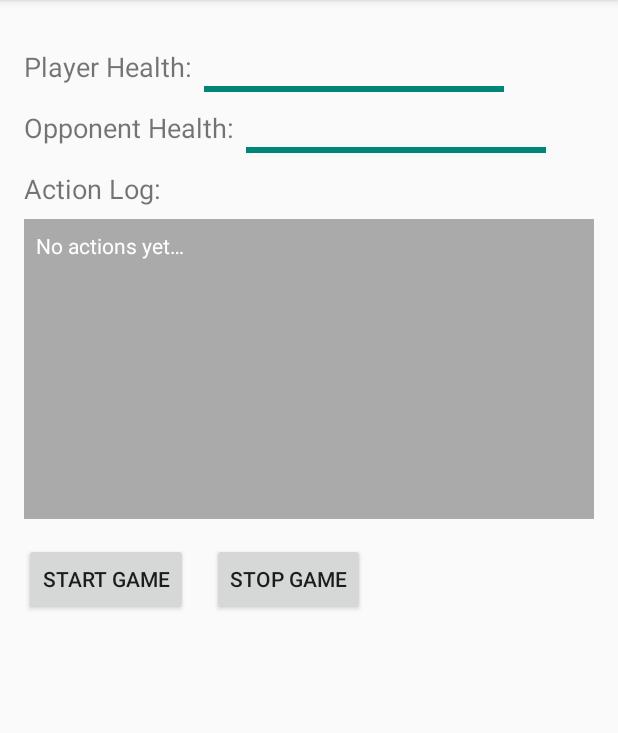
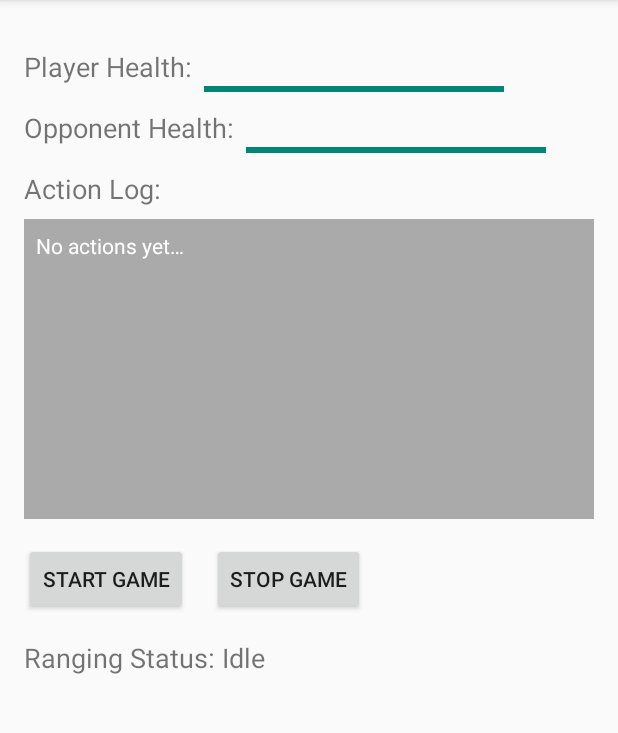
Before and after one commit to hyunjaemoon/uwb_sword_fighting_app, an Android app built with Jetpack Compose: the screen it shows after launch (MainActivity), on a phone screen of 412 x 824 dp, the part 84-817 px from its top. Run offline under Robolectric (Android 15) with nearby library versions, the phone set to English and light mode, and no system bars.

Commit message:
Connect startRangingSession and stopRangingSession with Buttons

```diff
--- a/app/src/main/java/com/example/uwb_sword_fighting_app/MainActivity.kt
+++ b/app/src/main/java/com/example/uwb_sword_fighting_app/MainActivity.kt
@@ -5,6 +5,8 @@ package com.example.uwb_sword_fighting_app
 import android.Manifest
 import android.content.pm.PackageManager
 import android.os.Bundle
+import android.widget.Button
+import android.widget.TextView
 import android.widget.Toast
 import androidx.appcompat.app.AppCompatActivity
 import androidx.core.app.ActivityCompat
@@ -15,9 +17,20 @@ class MainActivity : AppCompatActivity() {
     private lateinit var sensorManagerHelper: SensorManagerHelper
     private lateinit var networkingHelper: NetworkingHelper
     private lateinit var gameState: GameState
+    private lateinit var rangingStatusLabel: TextView
 
     companion object {
         const val PERMISSION_REQUEST_CODE = 100
+    }
+
+    fun updateRangingStatus(isRangingRunning: Boolean) {
+        runOnUiThread { // Update UI on the main thread
+            rangingStatusLabel.text = if (isRangingRunning) {
+                "Ranging Status: Active"
+            } else {
+                "Ranging Status: Idle"
+            }
+        }
     }
 
     override fun onCreate(savedInstanceState: Bundle?) {
@@ -54,10 +67,22 @@ class MainActivity : AppCompatActivity() {
         }
 
         // Start necessary services
-        uwbManagerHelper.startRangingSession()
-        sensorManagerHelper.registerSensors()
-        networkingHelper.startAdvertising()
-        networkingHelper.startDiscovery()
+        val startGameButton: Button = findViewById(R.id.startGameButton)
+        val stopGameButton: Button = findViewById(R.id.stopGameButton)
+        rangingStatusLabel = findViewById(R.id.rangingStatusLabel)
+
+        startGameButton.setOnClickListener{
+            uwbManagerHelper.startRangingSession()
+            sensorManagerHelper.registerSensors()
+            networkingHelper.startAdvertising()
+            networkingHelper.startDiscovery()
+        }
+
+        stopGameButton.setOnClickListener{
+            uwbManagerHelper.stopRangingSession()
+            sensorManagerHelper.unregisterSensors()
+            networkingHelper.stopAllConnections()
+        }
     }
 
     override fun onDestroy() {
--- a/app/src/main/res/layout/activity_main.xml
+++ b/app/src/main/res/layout/activity_main.xml
@@ -81,6 +81,7 @@
             android:textSize="14sp" />
     </ScrollView>
 
+
     <!-- Start Game Button -->
     <Button
         android:id="@+id/startGameButton"
@@ -101,4 +102,13 @@
         android:layout_alignBaseline="@id/startGameButton"
         android:layout_marginStart="16dp" />
 
+    <TextView
+        android:id="@+id/rangingStatusLabel"
+        android:layout_width="wrap_content"
+        android:layout_height="wrap_content"
+        android:text="@string/ranging_status"
+        android:textSize="18sp"
+        android:layout_below="@id/startGameButton"
+        android:layout_marginTop="16dp" />
+
 </RelativeLayout>
--- a/app/src/main/res/values/strings.xml
+++ b/app/src/main/res/values/strings.xml
@@ -14,4 +14,5 @@
     <string name="start_game">Start Game</string>
     <string name="stop_game">Stop Game</string>
     <string name="action_log">Action Log:</string>
+    <string name="ranging_status">Ranging Status: Idle</string>
 </resources>
```
Also changed, not shown: app/src/main/java/com/example/uwb_sword_fighting_app/UwbManagerHelper.kt (+14 -5 lines).
